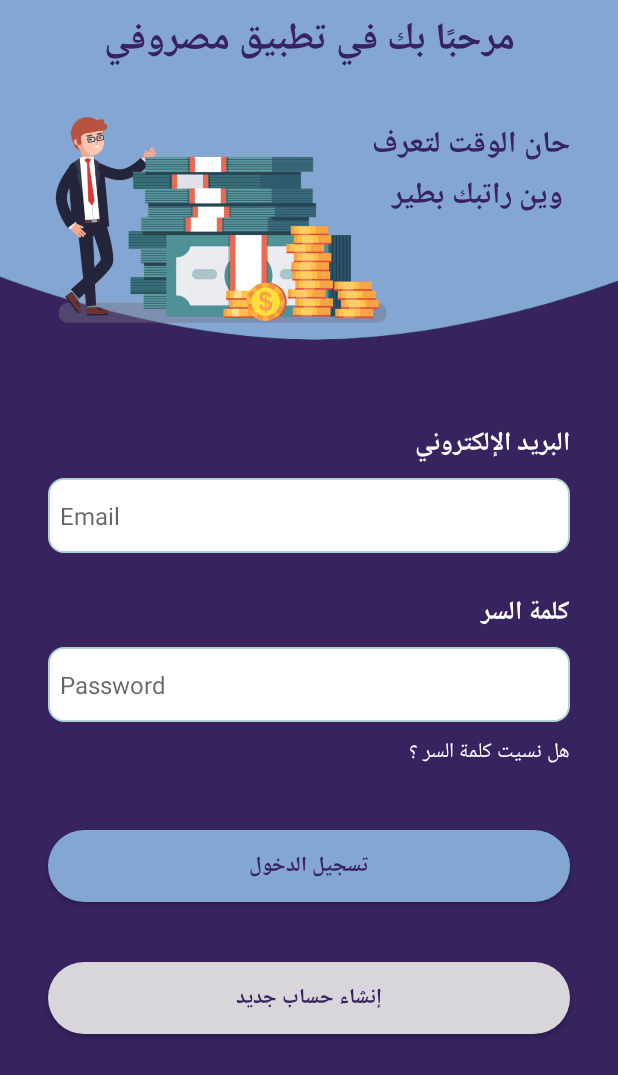
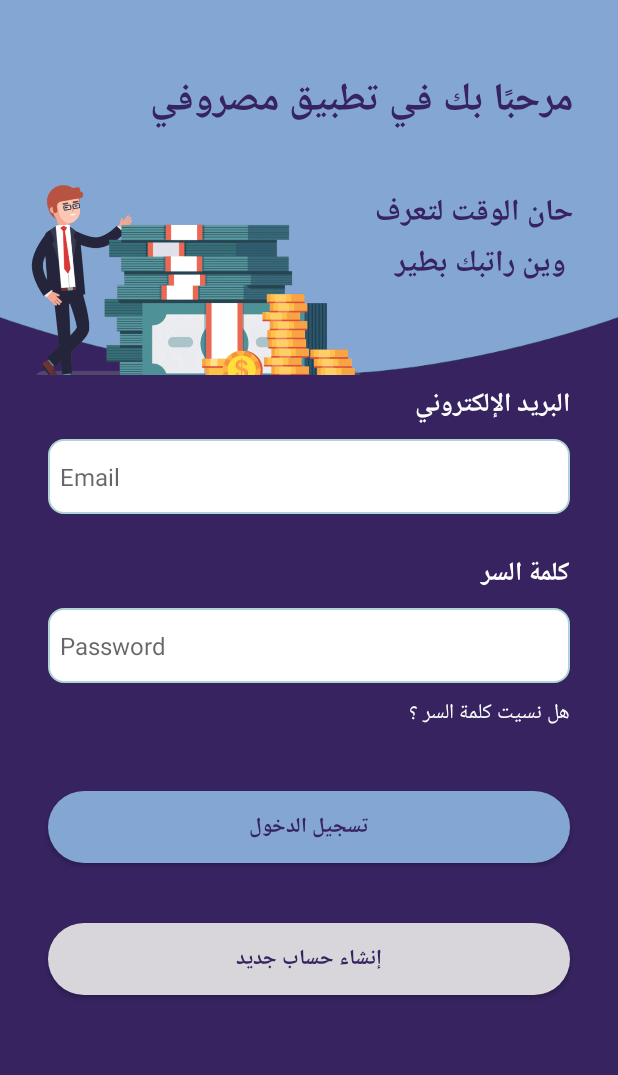
Before and after one commit to Adam-Saleem/Masroofe, an Android app: the screen it shows after launch (LoginActivity), on a phone screen of 412 x 824 dp. Shown: the top 1075 px of the screen. Run offline under Robolectric (Android 15) with nearby library versions, the phone set to English and light mode, and no system bars.

Commit message:
Edit login Activity

```diff
--- a/app/src/main/res/layout/login_activity.xml
+++ b/app/src/main/res/layout/login_activity.xml
@@ -1,68 +1,47 @@
 <?xml version="1.0" encoding="utf-8"?>
 
-<androidx.constraintlayout.widget.ConstraintLayout xmlns:android="http://schemas.android.com/apk/res/android"
+<LinearLayout xmlns:android="http://schemas.android.com/apk/res/android"
     xmlns:app="http://schemas.android.com/apk/res-auto"
     xmlns:tools="http://schemas.android.com/tools"
     android:layout_width="match_parent"
     android:layout_height="match_parent"
     android:background="@color/jacarta"
+    android:orientation="vertical"
     tools:context=".LoginActivity">
 
+    <androidx.constraintlayout.widget.ConstraintLayout
+        android:layout_width="match_parent"
+        android:layout_height="250dp"
+        android:background="@drawable/top_background"
+        tools:ignore="MissingConstraints">
 
         <ImageView
-        android:id="@+id/top_background_signup"
-        android:layout_width="419dp"
-        android:layout_height="278dp"
-        android:layout_marginBottom="596dp"
-        app:layout_constraintBottom_toBottomOf="parent"
-        app:layout_constraintEnd_toEndOf="parent"
-        app:layout_constraintHorizontal_bias="0.0"
-        app:layout_constraintStart_toStartOf="parent"
-        app:srcCompat="@drawable/top_background" />
-
+            android:layout_width="255dp"
+            android:layout_height="251dp"
+            android:layout_marginTop="70dp"
+            app:layout_constraintTop_toTopOf="parent"
+            app:srcCompat="@drawable/money" />
 
         <TextView
-        android:id="@+id/titleInLoginActivity"
-        android:layout_width="wrap_content"
+            android:layout_width="match_parent"
             android:layout_height="wrap_content"
+            android:paddingTop="45dp"
+            android:paddingEnd="30dp"
             android:text="@string/mainTitleInLoginActivity"
             android:textColor="@color/jacarta"
-        android:textSize="25sp"
-        android:textStyle="bold"
-        app:layout_constraintBottom_toBottomOf="@+id/top_background_signup"
-        app:layout_constraintEnd_toEndOf="@+id/textView"
-        app:layout_constraintHorizontal_bias="0.653"
-        app:layout_constraintStart_toStartOf="@+id/top_background_signup"
-        app:layout_constraintTop_toTopOf="@+id/top_background_signup"
-        app:layout_constraintVertical_bias="0.236" />
+            android:textSize="26sp"
+            android:textStyle="bold" />
 
         <TextView
-        android:id="@+id/textView"
-        android:layout_width="wrap_content"
+            android:layout_width="match_parent"
             android:layout_height="wrap_content"
-        android:layout_marginTop="8dp"
-        android:layout_marginEnd="32dp"
-        android:layout_marginBottom="32dp"
+            android:paddingTop="125dp"
+            android:paddingEnd="30dp"
             android:text="@string/noteInLoginActivity"
             android:textColor="@color/jacarta"
             android:textSize="20sp"
-        android:textStyle="bold"
-        app:layout_constraintBottom_toTopOf="@+id/linearLayout"
-        app:layout_constraintEnd_toEndOf="parent"
-        app:layout_constraintTop_toBottomOf="@+id/titleInLoginActivity"
-        app:layout_constraintVertical_bias="0.195" />
-
-    <LinearLayout
-        android:id="@+id/linearLayout"
-        android:layout_width="match_parent"
-        android:layout_height="450dp"
-        android:orientation="vertical"
-        app:layout_constraintBottom_toBottomOf="parent"
-        app:layout_constraintEnd_toEndOf="parent"
-        app:layout_constraintHorizontal_bias="0.0"
-        app:layout_constraintStart_toStartOf="parent"
-        app:layout_constraintTop_toBottomOf="@+id/top_background_signup"
-        app:layout_constraintVertical_bias="0.328">
+            android:textStyle="bold" />
+    </androidx.constraintlayout.widget.ConstraintLayout>
 
     <TextView
         android:id="@+id/emailTitle"
@@ -154,17 +133,3 @@
 
 
 </LinearLayout>
-
-    <ImageView
-        android:id="@+id/imageView2"
-        android:layout_width="255dp"
-        android:layout_height="251dp"
-        app:layout_constraintBottom_toTopOf="@+id/linearLayout"
-        app:layout_constraintEnd_toEndOf="parent"
-        app:layout_constraintHorizontal_bias="0.102"
-        app:layout_constraintStart_toStartOf="@+id/top_background_signup"
-        app:layout_constraintTop_toTopOf="parent"
-        app:layout_constraintVertical_bias="1.0"
-        app:srcCompat="@drawable/money" />
-
-</androidx.constraintlayout.widget.ConstraintLayout>
```
Lines whose indentation alone changed are shown as unchanged.
